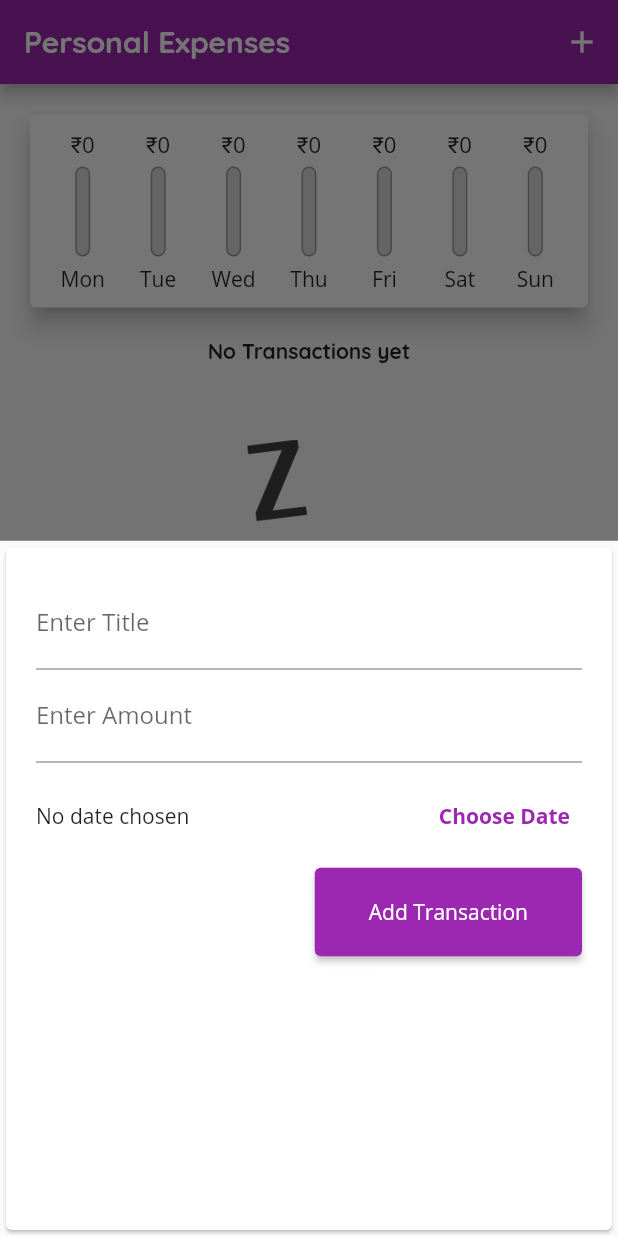
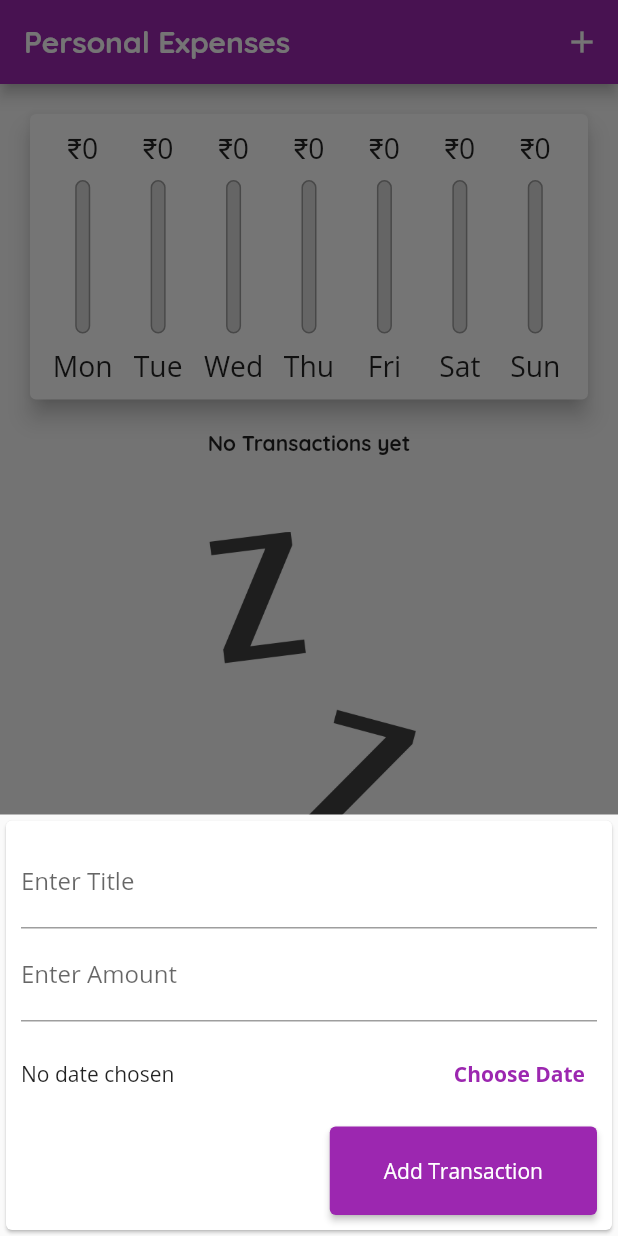
Before and after one commit to anushcodes/personal_expenses, a Flutter app: the screen it shows after launch, after a tap on the "add" icon, on a phone screen of 412 x 824 dp. Run offline on Flutter 3.47's test engine with Material 2 defaults, Android fonts, the phone set to English and light mode, and no system bars.

Commit message:
Platform based features and Responsiveness added.

```diff
--- a/lib/main.dart
+++ b/lib/main.dart
@@ -1,12 +1,18 @@
+import 'dart:io';
+import 'package:flutter/cupertino.dart';
 import 'package:flutter/material.dart';
 import './widgets/textInput.dart';
 import './models/transaction.dart';
 import './widgets/transactionList.dart';
 import './widgets/chart.dart';
+import 'package:flutter/services.dart';
+
 void main() {
+  //WidgetsFlutterBinding.ensureInitialized();
+  //SystemChrome.setPreferredOrientations([DeviceOrientation.portraitUp]); // Preferred Orientation must be followed.
   runApp(const MyApp());
 }
-
+// Uncomment the platform check code to use in IOS
 class MyApp extends StatelessWidget {
   const MyApp({super.key});
 
@@ -37,9 +43,9 @@ class _MyHomePageState extends State<MyHomePage> {
     // Transaction(
     //     id: "t2", title: "New Shirt", amount: 1000, date: DateTime.now()),
   ];
-
-  List<Transaction> get _recentTransactions{
-    return _userTransactions.where((tx){
+  bool _showChart = false;
+  List<Transaction> get _recentTransactions {
+    return _userTransactions.where((tx) {
       return tx.date!.isAfter(DateTime.now().subtract(const Duration(days: 7)));
     }).toList(); // can use as List<Transactions> or .toList(); .toList() is better if type casted to List<Object>
     //getter is just like functions that return something and no parameters passed but the variables used are static-scoped variables
@@ -57,21 +63,23 @@ class _MyHomePageState extends State<MyHomePage> {
     });
   }
 
-  void _deleteTransaction(String id){
+  void _deleteTransaction(String id) {
     setState(() {
-      _userTransactions.removeWhere((tx){
+      _userTransactions.removeWhere((tx) {
         return tx.id == id;
       });
     });
   }
+
   void _startAddNewTransaction(BuildContext ctx) {
     // Shows a bottom to up modal sheet
     showModalBottomSheet(
         context: ctx,
         builder: (_) {
           return GestureDetector(
-            child: TextInput(addTransaction: _addNewTransaction),
-            onTap: () => {},//Tapping on the modal screen should not close the modal
+            child: TextInputs(addTransaction: _addNewTransaction),
+            onTap: () =>
+                {}, //Tapping on the modal screen should not close the modal
             behavior: HitTestBehavior.opaque,
           );
         });
@@ -79,30 +87,91 @@ class _MyHomePageState extends State<MyHomePage> {
 
   @override
   Widget build(BuildContext context) {
-    return Scaffold(
-      appBar: AppBar(
+    final isLandscape =
+        MediaQuery.of(context).orientation == Orientation.landscape;
+    final PreferredSizeWidget appBar = /*Platform.isIOS? CupertinoNavigationBar(
+      middle: const Text(
+        "Personal Expenses",
+        style: TextStyle(fontFamily: 'Quicksand', fontWeight: FontWeight.bold),
+      ),
+      trailing: Row(
+        mainAxisSize: MainAxisSize.min,
+        children: [
+        GestureDetector(
+          child: Icon(CupertinoIcons.add),
+          onTap: ()=> _startAddNewTransaction(context),
+        )
+      ]),
+    )as PreferredSizeWidget:*/AppBar(
       title: const Text(
         "Personal Expenses",
-          style:
-              TextStyle(fontFamily: 'Quicksand', fontWeight: FontWeight.bold),
+        style: TextStyle(fontFamily: 'Quicksand', fontWeight: FontWeight.bold),
       ),
       actions: [
         IconButton(
             onPressed: () => _startAddNewTransaction(context),
             icon: Icon(Icons.add)),
       ],
+    )as PreferredSizeWidget;
+    final transactionListWidget = Container(
+      height:
+          (MediaQuery.of(context).size.height - appBar.preferredSize.height) *
+              0.7,
+      child: TransactionList(
+        transactions: _userTransactions,
+        deleteTx: _deleteTransaction,
       ),
-      body: Column(
+    );
+
+    final appBody = SafeArea(child:Column(
         children: [
-          Chart(recentTransactions: _recentTransactions),
-          TransactionList(transactions: _userTransactions, deleteTx: _deleteTransaction,),
+          if (isLandscape)
+            Container(
+              height: (MediaQuery.of(context).size.height -
+                      appBar.preferredSize.height) *
+                  0.2,
+              child:
+                  Row(mainAxisAlignment: MainAxisAlignment.center, children: [
+                Text("Show Chart",style: Theme.of(context).textTheme.titleMedium,),
+                Switch.adaptive(   //adaptive will use the platform available ui (IOS or Android Specific)
+                    activeColor: Theme.of(context).accentColor,
+                    value: _showChart,
+                    onChanged: (value) {
+                      setState(() {
+                        _showChart = value;
+                      });
+                    })
+              ]),
+            ),
+          if (!isLandscape)
+            Container(
+                height: (MediaQuery.of(context).size.height -
+                        appBar.preferredSize.height) *
+                    0.3,
+                child: Chart(recentTransactions: _recentTransactions)),
+          if (!isLandscape) transactionListWidget,
+          if (isLandscape)
+            _showChart
+                ? Container(
+                    height: (MediaQuery.of(context).size.height -
+                            appBar.preferredSize.height) *
+                        0.7,
+                    child: Chart(recentTransactions: _recentTransactions))
+                : transactionListWidget,
         ],
         mainAxisAlignment: MainAxisAlignment.start,
         crossAxisAlignment: CrossAxisAlignment.stretch,
-      ),
+      ));
+    return /*Platform.isIOS? CupertinoPageScaffold(
+      child: appBody,
+      navigationBar: appBar as ObstructingPreferredSizeWidget?,
+    ):*/Scaffold(
+      appBar: appBar,
+      body: appBody,
       floatingActionButtonLocation:
           FloatingActionButtonLocation.miniCenterFloat,
-      floatingActionButton: FloatingActionButton(
+      // Use the platform check while testing in physical devices and emulators. It doesn't work while using in chrome.
+      floatingActionButton: /*Platform.isIOS? Container() :*/ FloatingActionButton(
         child: Icon(Icons.add),
         onPressed: () => _startAddNewTransaction(context),
       ),
--- /dev/null
+++ b/lib/widgets/adaptive_flat_button.dart
@@ -0,0 +1,29 @@
+import 'dart:io';
+import 'package:flutter/cupertino.dart';
+import 'package:flutter/material.dart';
+
+class AdaptiveFlatButton extends StatelessWidget {
+  final String text;
+  final Function handler;
+  AdaptiveFlatButton({required this.text,required this.handler});
+  @override
+  Widget build(BuildContext context) {
+    return /*Platform.isIOS? CupertinoButton(
+                        onPressed: _presentDatePicker,
+                        child: Text(
+                          text,
+                          style: TextStyle(
+                              fontWeight: FontWeight.bold,
+                              color: Theme.of(context).primaryColor),
+                        ),
+                      ):*/
+        TextButton(
+      onPressed: handler as Function(),
+      child: Text(
+        text,
+        style: TextStyle(
+            fontWeight: FontWeight.bold, color: Theme.of(context).primaryColor),
+      ),
+    );
+  }
+}
--- a/lib/widgets/chartBar.dart
+++ b/lib/widgets/chartBar.dart
@@ -10,18 +10,19 @@ class ChartBar extends StatelessWidget {
       required this.spendingPercentage});
   @override
   Widget build(BuildContext context) {
+    return LayoutBuilder(builder: (ctx,constraints){
       return Column(
         children: [
           Container(
-            height: 20,
+              height: constraints.maxHeight*0.15,
               child: FittedBox(
                   child: Text(
                       '₹${spendingAmount.toStringAsFixed(0)}'))), //FittedBox forces the child to use only the available space. So shrinks if expands.
           SizedBox(
-          height: 5,
+            height: constraints.maxHeight*0.05,
           ),
           Container(
-          height: 60,
+            height: constraints.maxHeight*0.6,
             width: 10,
             child: Stack(
               children: [
@@ -45,10 +46,10 @@ class ChartBar extends StatelessWidget {
             ),
           ),
           SizedBox(
-          height: 5,
+            height: constraints.maxHeight*0.05,
           ),
-        Text(label),
+          Container(height:constraints.maxHeight*0.15,child: FittedBox(child: Text(label))),
         ],
-    );
+      );});
   }
 }
--- a/lib/widgets/textInput.dart
+++ b/lib/widgets/textInput.dart
@@ -1,15 +1,18 @@
+import 'dart:io';
+import 'package:flutter/cupertino.dart';
 import 'package:flutter/material.dart';
 import 'package:intl/intl.dart';
+import '../widgets/adaptive_flat_button.dart';
 
-class TextInput extends StatefulWidget {
+class TextInputs extends StatefulWidget {
   final Function addTransaction;
-  TextInput({required this.addTransaction});
+  TextInputs({required this.addTransaction});
 
   @override
-  State<TextInput> createState() => _TextInputState();
+  State<TextInputs> createState() => _TextInputsState();
 }
 
-class _TextInputState extends State<TextInput> {
+class _TextInputsState extends State<TextInputs> {
   final _titleController = TextEditingController();
   //Text Editing Controller is used to access Input text from user
   final _amountController = TextEditingController();
@@ -38,9 +41,15 @@ class _TextInputState extends State<TextInput> {
 
   @override
   Widget build(BuildContext context) {
-    return Card(
+    return SingleChildScrollView(
+      child: Card(
         child: Container(
-        margin: EdgeInsets.all(20),
+          margin: EdgeInsets.only(
+            top: 10,
+            left: 10,
+            right: 10,
+            bottom: MediaQuery.of(context).viewInsets.bottom + 10
+          ),
           child: Column(crossAxisAlignment: CrossAxisAlignment.end,
               //mainAxisAlignment: MainAxisAlignment.spaceAround,
               children: [
@@ -72,15 +81,7 @@ class _TextInputState extends State<TextInput> {
                     children: [
                       Flexible(fit: FlexFit.tight,flex: 1,child: Text(_selectedDate.isAfter(DateTime.now())?"No date chosen": "Picked Date : ${DateFormat.yMd().format(_selectedDate)}")),
                       // Date to String conversion is done using format() constructor of DateFormat.
-                    TextButton(
-                      onPressed: _presentDatePicker,
-                      child: Text(
-                        "Choose Date",
-                        style: TextStyle(
-                            fontWeight: FontWeight.bold,
-                            color: Theme.of(context).primaryColor),
-                      ),
-                    ),
+                      AdaptiveFlatButton(text: "Choose Date", handler: _presentDatePicker)
                     ],
                   ),
                 ),
@@ -103,6 +104,7 @@ class _TextInputState extends State<TextInput> {
                 ),
               ]),
         ),
+      ),
     );
   }
 }
--- a/lib/widgets/transactionList.dart
+++ b/lib/widgets/transactionList.dart
@@ -8,15 +8,16 @@ class TransactionList extends StatelessWidget {
   TransactionList({required this.transactions,this.deleteTx});
   @override
   Widget build(BuildContext context) {
-    return Container(
-      height: 300,
-      child: transactions.isEmpty? Column(
+    return transactions.isEmpty? LayoutBuilder(builder: (context,constraints){
+      return Column(
         children: [
           Text("No Transactions yet",style: TextStyle(fontFamily: 'Quicksand',fontWeight: FontWeight.bold),),
           SizedBox(height: 50,),
-          Container(height:200,child: Image.asset('assets/images/waiting.png',fit: BoxFit.cover,)),
+          Container(height:constraints.maxHeight*0.6,child: Image.asset('assets/images/waiting.png',fit: BoxFit.cover,)),
         ],
-      ) :ListView.builder(
+      );
+    })
+    :ListView.builder(
         //ListView loads all list items at once. So we might face performance issues whereas ListView.builder uses lazy loading
         //mainAxisAlignment: MainAxisAlignment.start,
         //crossAxisAlignment: CrossAxisAlignment.stretch,
@@ -76,7 +77,6 @@ class TransactionList extends StatelessWidget {
           );
         },
         itemCount: transactions.length,
-      ),
     );
   }
 }
--- a/lib/widgets/userTransactions.dart
+++ b/lib/widgets/userTransactions.dart
@@ -29,7 +29,7 @@ class _UserTransactionsState extends State<UserTransactions> {
     return Container(
       child: Column(
         children: [
-          TextInput(addTransaction: _addNewTransaction),
+          TextInputs(addTransaction: _addNewTransaction),
           TransactionList(transactions:_userTransactions),
         ],
       ),
```
Also changed, not shown: lib/widgets/chart.dart (indentation only), 1 other file. Lines whose indentation alone changed are shown as unchanged.
